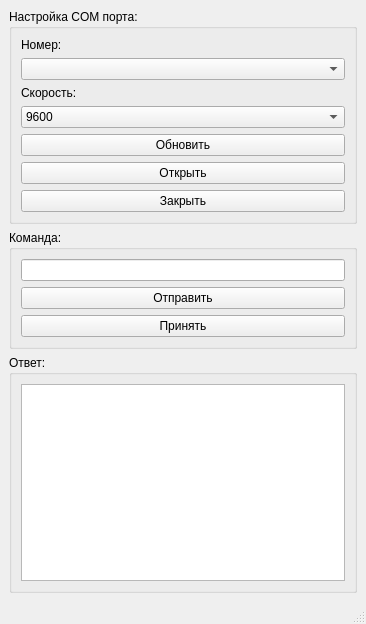
Old version of the form ui/binwindow.ui in the repository krang4d/SerialPY.
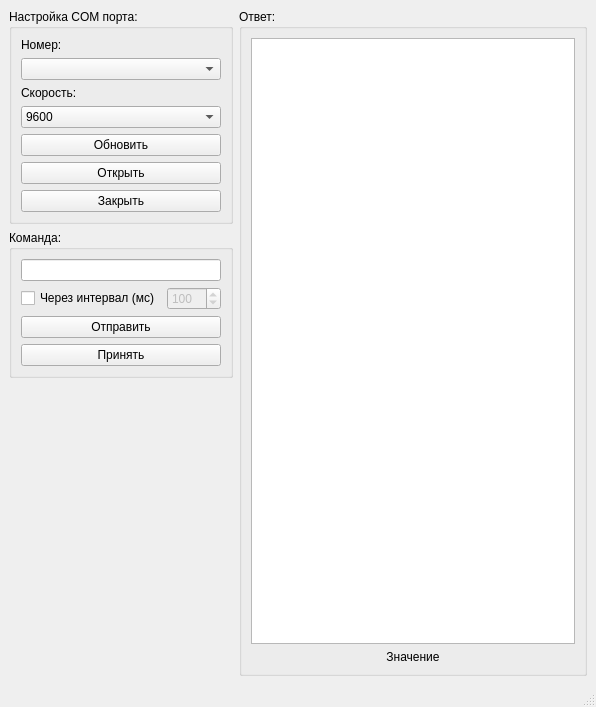
New version of the form.

Patch:
```diff
--- a/ui/binwindow.ui
+++ b/ui/binwindow.ui
@@ -6,8 +6,8 @@
    <rect>
     <x>0</x>
     <y>0</y>
-    <width>366</width>
-    <height>624</height>
+    <width>596</width>
+    <height>707</height>
    </rect>
   </property>
   <property name="windowTitle">
@@ -16,6 +16,130 @@
   <widget class="QWidget" name="centralwidget">
    <layout class="QVBoxLayout" name="verticalLayout_2">
     <item>
+     <layout class="QGridLayout" name="gridLayout_0">
+      <item row="2" column="0">
+       <spacer name="verticalSpacer">
+        <property name="orientation">
+         <enum>Qt::Vertical</enum>
+        </property>
+        <property name="sizeType">
+         <enum>QSizePolicy::Preferred</enum>
+        </property>
+        <property name="sizeHint" stdset="0">
+         <size>
+          <width>0</width>
+          <height>0</height>
+         </size>
+        </property>
+       </spacer>
+      </item>
+      <item row="1" column="0">
+       <widget class="QGroupBox" name="requestGBox">
+        <property name="sizePolicy">
+         <sizepolicy hsizetype="Minimum" vsizetype="Maximum">
+          <horstretch>0</horstretch>
+          <verstretch>0</verstretch>
+         </sizepolicy>
+        </property>
+        <property name="title">
+         <string>Команда:</string>
+        </property>
+        <layout class="QGridLayout" name="gridLayout_2">
+         <item row="2" column="1" colspan="2">
+          <widget class="QPushButton" name="sendButton">
+           <property name="text">
+            <string>Отправить</string>
+           </property>
+          </widget>
+         </item>
+         <item row="3" column="1" colspan="2">
+          <widget class="QPushButton" name="readButton">
+           <property name="text">
+            <string>Принять</string>
+           </property>
+          </widget>
+         </item>
+         <item row="1" column="1">
+          <widget class="QCheckBox" name="cmdChBox">
+           <property name="text">
+            <string>Через интервал (мс)</string>
+           </property>
+          </widget>
+         </item>
+         <item row="1" column="2">
+          <widget class="QSpinBox" name="cmdSBox">
+           <property name="enabled">
+            <bool>false</bool>
+           </property>
+           <property name="minimum">
+            <number>10</number>
+           </property>
+           <property name="maximum">
+            <number>1000</number>
+           </property>
+           <property name="singleStep">
+            <number>10</number>
+           </property>
+           <property name="value">
+            <number>100</number>
+           </property>
+           <property name="displayIntegerBase">
+            <number>10</number>
+           </property>
+          </widget>
+         </item>
+         <item row="0" column="1" colspan="2">
+          <widget class="QLineEdit" name="cmdLineEdit">
+           <property name="inputMethodHints">
+            <set>Qt::ImhDigitsOnly</set>
+           </property>
+           <property name="maxLength">
+            <number>12</number>
+           </property>
+          </widget>
+         </item>
+        </layout>
+       </widget>
+      </item>
+      <item row="0" column="1" rowspan="3">
+       <widget class="QGroupBox" name="responseGBox">
+        <property name="sizePolicy">
+         <sizepolicy hsizetype="MinimumExpanding" vsizetype="MinimumExpanding">
+          <horstretch>0</horstretch>
+          <verstretch>0</verstretch>
+         </sizepolicy>
+        </property>
+        <property name="title">
+         <string>Ответ:</string>
+        </property>
+        <layout class="QVBoxLayout" name="verticalLayout">
+         <item>
+          <widget class="QTextEdit" name="textEdit">
+           <property name="sizePolicy">
+            <sizepolicy hsizetype="Expanding" vsizetype="MinimumExpanding">
+             <horstretch>0</horstretch>
+             <verstretch>0</verstretch>
+            </sizepolicy>
+           </property>
+           <property name="readOnly">
+            <bool>true</bool>
+           </property>
+          </widget>
+         </item>
+         <item>
+          <widget class="QLabel" name="displayLabel">
+           <property name="text">
+            <string>Значение</string>
+           </property>
+           <property name="alignment">
+            <set>Qt::AlignCenter</set>
+           </property>
+          </widget>
+         </item>
+        </layout>
+       </widget>
+      </item>
+      <item row="0" column="0">
      <widget class="QGroupBox" name="settingsGBox">
       <property name="enabled">
        <bool>true</bool>
@@ -30,8 +154,8 @@
        <string>Настройка COM порта:</string>
       </property>
       <layout class="QGridLayout" name="gridLayout_3">
-       <item row="0" column="0">
-        <layout class="QGridLayout" name="gridLayout">
+         <item row="1" column="0">
+          <layout class="QGridLayout" name="gridLayout_1">
          <item row="2" column="0">
           <widget class="QComboBox" name="portCBox">
            <property name="sizePolicy">
@@ -135,57 +259,7 @@
       </layout>
      </widget>
     </item>
-    <item>
-     <widget class="QGroupBox" name="requestGBox">
-      <property name="sizePolicy">
-       <sizepolicy hsizetype="Minimum" vsizetype="Maximum">
-        <horstretch>0</horstretch>
-        <verstretch>0</verstretch>
-       </sizepolicy>
-      </property>
-      <property name="title">
-       <string>Команда:</string>
-      </property>
-      <layout class="QGridLayout" name="gridLayout_2">
-       <item row="1" column="0">
-        <widget class="QPushButton" name="sendButton">
-         <property name="text">
-          <string>Отправить</string>
-         </property>
-        </widget>
-       </item>
-       <item row="0" column="0">
-        <widget class="QLineEdit" name="cmdLineEdit">
-         <property name="maxLength">
-          <number>12</number>
-         </property>
-        </widget>
-       </item>
-       <item row="2" column="0">
-        <widget class="QPushButton" name="readButton">
-         <property name="text">
-          <string>Принять</string>
-         </property>
-        </widget>
-       </item>
-      </layout>
-     </widget>
-    </item>
-    <item>
-     <widget class="QGroupBox" name="responseGBox">
-      <property name="title">
-       <string>Ответ:</string>
-      </property>
-      <layout class="QVBoxLayout" name="verticalLayout">
-       <item>
-        <widget class="QTextEdit" name="textEdit">
-         <property name="readOnly">
-          <bool>true</bool>
-         </property>
-        </widget>
-       </item>
-      </layout>
-     </widget>
+     </layout>
     </item>
    </layout>
   </widget>
```
Left out of the diff: 25 changed lines with no effect on the pictures. Lines whose indentation alone changed are shown as unchanged.
